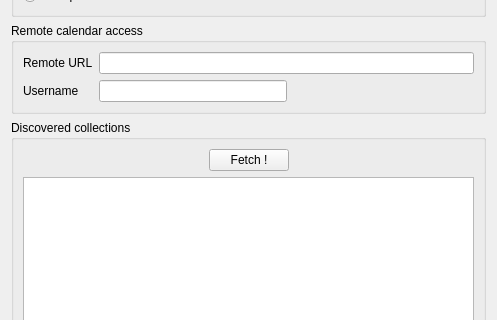
Qt form resources/dav/resource/urlconfigurationdialog.ui (KDE/kdepim-runtime) before a commit; both pictures show x 0 to 497 and y 107 to 427 of the 497 by 604 pixel window.
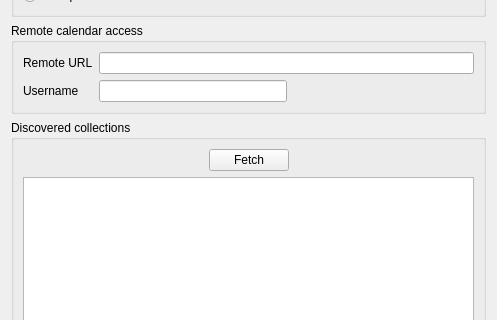
The same form after that commit. Custom widgets are drawn as their Qt base class.

Patch:
```diff
--- a/resources/dav/resource/urlconfigurationdialog.ui
+++ b/resources/dav/resource/urlconfigurationdialog.ui
@@ -141,7 +141,7 @@
         <item>
          <widget class="KPushButton" name="fetchButton">
           <property name="text">
-           <string>Fetch !</string>
+           <string>Fetch</string>
           </property>
          </widget>
         </item>
```
